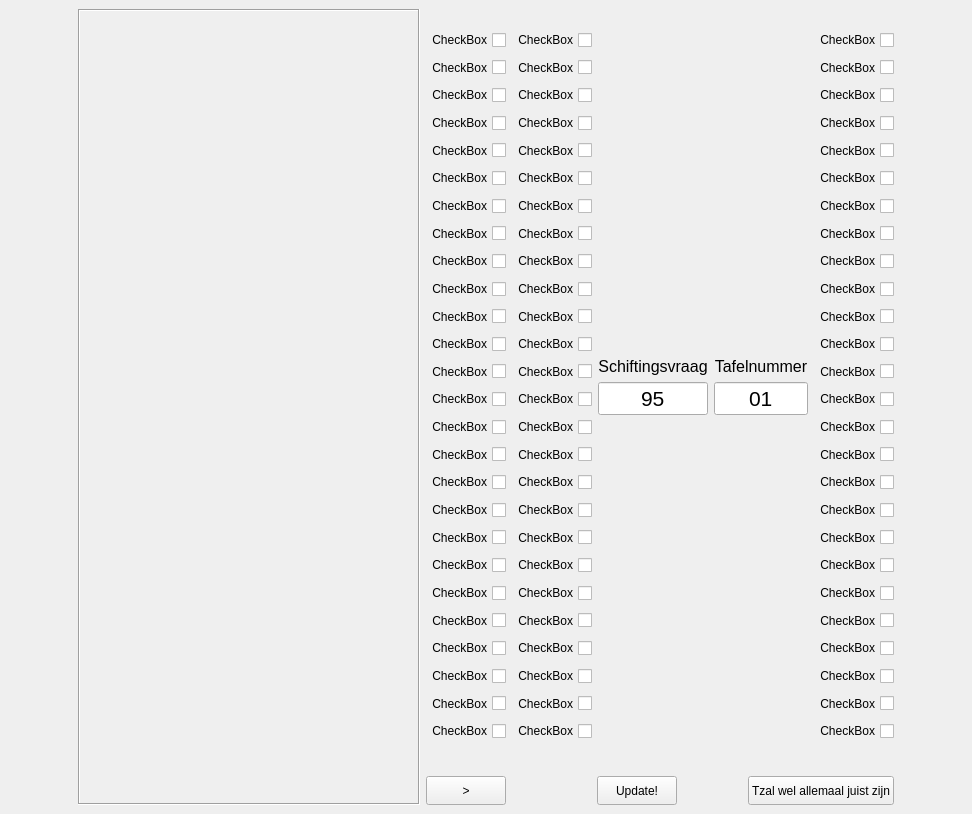
Old version of the form ui/Controleren.ui in the repository TimThielemans/ScoreQuiz.
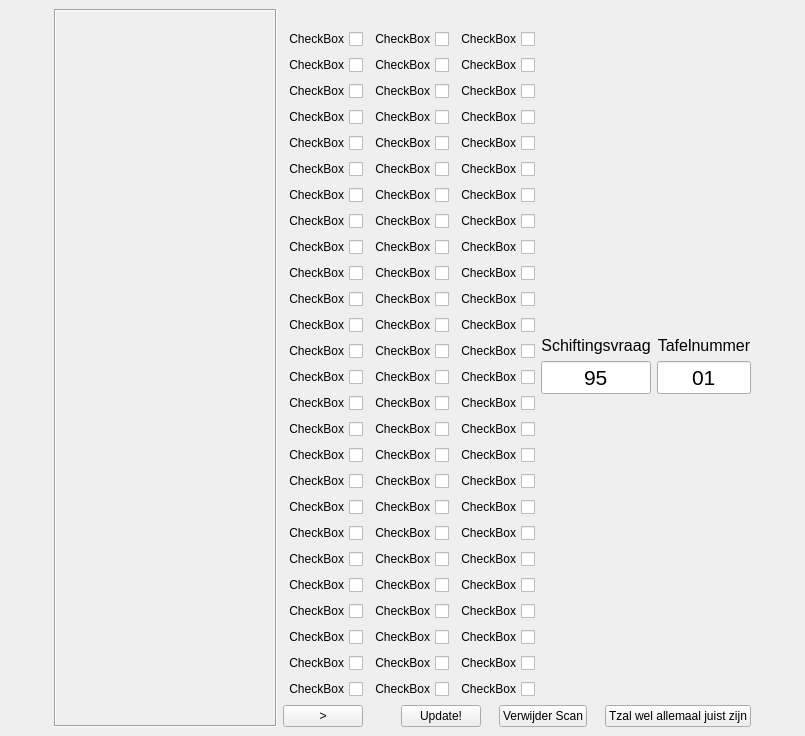
New version of the form.

```diff
--- a/ui/Controleren.ui
+++ b/ui/Controleren.ui
@@ -6,8 +6,8 @@
    <rect>
     <x>0</x>
     <y>0</y>
-    <width>972</width>
-    <height>814</height>
+    <width>805</width>
+    <height>687</height>
    </rect>
   </property>
   <property name="sizePolicy">
@@ -1050,8 +1050,8 @@
           </item>
          </layout>
         </item>
-        <item row="0" column="2">
-         <layout class="QGridLayout" name="schiftingsvraag" columnstretch="2,1,3">
+        <item row="0" column="3">
+         <layout class="QGridLayout" name="schiftingsvraag" columnstretch="2,0,0">
           <property name="sizeConstraint">
            <enum>QLayout::SetNoConstraint</enum>
           </property>
@@ -1061,19 +1061,6 @@
           <property name="bottomMargin">
            <number>0</number>
           </property>
-          <item row="1" column="0">
-           <spacer name="horizontalSpacer">
-            <property name="orientation">
-             <enum>Qt::Horizontal</enum>
-            </property>
-            <property name="sizeHint" stdset="0">
-             <size>
-              <width>40</width>
-              <height>20</height>
-             </size>
-            </property>
-           </spacer>
-          </item>
           <item row="1" column="2">
            <spacer name="horizontalSpacer_2">
             <property name="orientation">
@@ -1146,9 +1133,108 @@
             </property>
            </widget>
           </item>
+          <item row="1" column="0">
+           <spacer name="horizontalSpacer">
+            <property name="orientation">
+             <enum>Qt::Horizontal</enum>
+            </property>
+            <property name="sizeHint" stdset="0">
+             <size>
+              <width>40</width>
+              <height>20</height>
+             </size>
+            </property>
+           </spacer>
+          </item>
          </layout>
         </item>
         <item row="0" column="4">
+         <layout class="QGridLayout" name="tafelnummer" columnstretch="2,1,3">
+          <item row="3" column="1">
+           <spacer name="verticalSpacer_6">
+            <property name="orientation">
+             <enum>Qt::Vertical</enum>
+            </property>
+            <property name="sizeHint" stdset="0">
+             <size>
+              <width>20</width>
+              <height>40</height>
+             </size>
+            </property>
+           </spacer>
+          </item>
+          <item row="1" column="1">
+           <widget class="QLabel" name="label_2">
+            <property name="font">
+             <font>
+              <pointsize>12</pointsize>
+             </font>
+            </property>
+            <property name="text">
+             <string>Tafelnummer</string>
+            </property>
+            <property name="alignment">
+             <set>Qt::AlignCenter</set>
+            </property>
+           </widget>
+          </item>
+          <item row="0" column="1">
+           <spacer name="verticalSpacer_5">
+            <property name="orientation">
+             <enum>Qt::Vertical</enum>
+            </property>
+            <property name="sizeHint" stdset="0">
+             <size>
+              <width>20</width>
+              <height>40</height>
+             </size>
+            </property>
+           </spacer>
+          </item>
+          <item row="2" column="1">
+           <widget class="QLineEdit" name="ploegTxt">
+            <property name="font">
+             <font>
+              <pointsize>16</pointsize>
+             </font>
+            </property>
+            <property name="text">
+             <string>01</string>
+            </property>
+            <property name="alignment">
+             <set>Qt::AlignCenter</set>
+            </property>
+           </widget>
+          </item>
+          <item row="1" column="0">
+           <spacer name="horizontalSpacer_7">
+            <property name="orientation">
+             <enum>Qt::Horizontal</enum>
+            </property>
+            <property name="sizeHint" stdset="0">
+             <size>
+              <width>40</width>
+              <height>20</height>
+             </size>
+            </property>
+           </spacer>
+          </item>
+          <item row="1" column="2">
+           <spacer name="horizontalSpacer_8">
+            <property name="orientation">
+             <enum>Qt::Horizontal</enum>
+            </property>
+            <property name="sizeHint" stdset="0">
+             <size>
+              <width>40</width>
+              <height>20</height>
+             </size>
+            </property>
+           </spacer>
+          </item>
+         </layout>
+        </item>
+        <item row="0" column="2">
          <layout class="QVBoxLayout" name="superronde3" stretch="0,0,0,0,0,0,0,0,0,0,0,0,0,0,0,0,0,0,0,0,0,0,0,0,0,0">
           <property name="sizeConstraint">
            <enum>QLayout::SetNoConstraint</enum>
@@ -1649,92 +1735,6 @@
           </item>
          </layout>
         </item>
-        <item row="0" column="3">
-         <layout class="QGridLayout" name="tafelnummer" columnstretch="2,1,3">
-          <item row="3" column="1">
-           <spacer name="verticalSpacer_6">
-            <property name="orientation">
-             <enum>Qt::Vertical</enum>
-            </property>
-            <property name="sizeHint" stdset="0">
-             <size>
-              <width>20</width>
-              <height>40</height>
-             </size>
-            </property>
-           </spacer>
-          </item>
-          <item row="1" column="1">
-           <widget class="QLabel" name="label_2">
-            <property name="font">
-             <font>
-              <pointsize>12</pointsize>
-             </font>
-            </property>
-            <property name="text">
-             <string>Tafelnummer</string>
-            </property>
-            <property name="alignment">
-             <set>Qt::AlignCenter</set>
-            </property>
-           </widget>
-          </item>
-          <item row="0" column="1">
-           <spacer name="verticalSpacer_5">
-            <property name="orientation">
-             <enum>Qt::Vertical</enum>
-            </property>
-            <property name="sizeHint" stdset="0">
-             <size>
-              <width>20</width>
-              <height>40</height>
-             </size>
-            </property>
-           </spacer>
-          </item>
-          <item row="2" column="1">
-           <widget class="QLineEdit" name="ploegTxt">
-            <property name="font">
-             <font>
-              <pointsize>16</pointsize>
-             </font>
-            </property>
-            <property name="text">
-             <string>01</string>
-            </property>
-            <property name="alignment">
-             <set>Qt::AlignCenter</set>
-            </property>
-           </widget>
-          </item>
-          <item row="1" column="0">
-           <spacer name="horizontalSpacer_7">
-            <property name="orientation">
-             <enum>Qt::Horizontal</enum>
-            </property>
-            <property name="sizeHint" stdset="0">
-             <size>
-              <width>40</width>
-              <height>20</height>
-             </size>
-            </property>
-           </spacer>
-          </item>
-          <item row="1" column="2">
-           <spacer name="horizontalSpacer_8">
-            <property name="orientation">
-             <enum>Qt::Horizontal</enum>
-            </property>
-            <property name="sizeHint" stdset="0">
-             <size>
-              <width>40</width>
-              <height>20</height>
-             </size>
-            </property>
-           </spacer>
-          </item>
-         </layout>
-        </item>
        </layout>
       </item>
       <item>
@@ -1751,7 +1751,7 @@
        </spacer>
       </item>
       <item>
-       <layout class="QHBoxLayout" name="control" stretch="1,2,0,1,2,1">
+       <layout class="QHBoxLayout" name="control" stretch="1,2,0,1,2,1,2,1">
         <property name="spacing">
          <number>3</number>
         </property>
@@ -1807,6 +1807,32 @@
           </property>
          </widget>
         </item>
+        <item>
+         <spacer name="horizontalSpacer_9">
+          <property name="orientation">
+           <enum>Qt::Horizontal</enum>
+          </property>
+          <property name="sizeHint" stdset="0">
+           <size>
+            <width>40</width>
+            <height>20</height>
+           </size>
+          </property>
+         </spacer>
+        </item>
+        <item>
+         <widget class="QPushButton" name="discardBtn">
+          <property name="sizePolicy">
+           <sizepolicy hsizetype="Expanding" vsizetype="Expanding">
+            <horstretch>0</horstretch>
+            <verstretch>0</verstretch>
+           </sizepolicy>
+          </property>
+          <property name="text">
+           <string>Verwijder Scan</string>
+          </property>
+         </widget>
+        </item>
         <item>
          <spacer name="horizontalSpacer_4">
           <property name="orientation">
```
Left out of the diff: 26 changed lines with no effect on the pictures.
